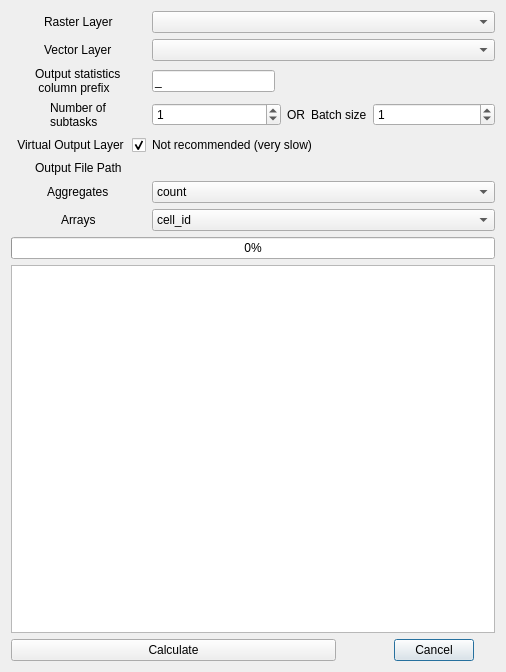
Before: the Qt Designer form zonal_exact_dialog_base.ui in JakubCha/exactextract_qgis, drawn with Qt 5.
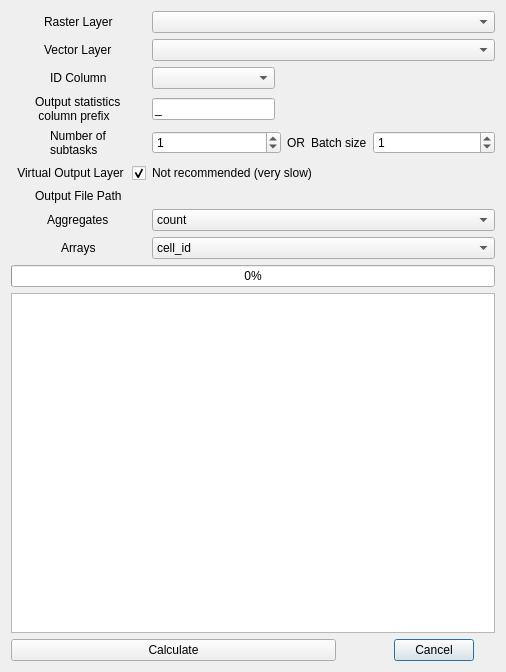
After: the same form once the commit is applied. Custom widgets are drawn as their Qt base class.

Commit message: removed ID generator. Unique ID field is now required a-priori

Diff of the .ui file:
```diff
--- a/zonal_exact_dialog_base.ui
+++ b/zonal_exact_dialog_base.ui
@@ -19,14 +19,101 @@
      <property name="sizeConstraint">
       <enum>QLayout::SetMaximumSize</enum>
      </property>
-     <item row="3" column="4" colspan="2" alignment="Qt::AlignHCenter">
-      <widget class="QLabel" name="label_8">
+     <item row="5" column="1" colspan="6">
+      <widget class="QLabel" name="label_7">
        <property name="text">
-        <string>Batch size</string>
+        <string>Not recommended (very slow)</string>
        </property>
       </widget>
      </item>
-     <item row="3" column="0" alignment="Qt::AlignHCenter">
+     <item row="8" column="1" colspan="6">
+      <widget class="QgsCheckableComboBox" name="mArraysComboBox">
+       <property name="toolTip">
+        <string>Select statistics that output multiple values (array)</string>
+       </property>
+       <item>
+        <property name="text">
+         <string>cell_id</string>
+        </property>
+       </item>
+       <item>
+        <property name="text">
+         <string>center_x</string>
+        </property>
+       </item>
+       <item>
+        <property name="text">
+         <string>center_y</string>
+        </property>
+       </item>
+       <item>
+        <property name="text">
+         <string>coverage</string>
+        </property>
+       </item>
+       <item>
+        <property name="text">
+         <string>values</string>
+        </property>
+       </item>
+       <item>
+        <property name="text">
+         <string>weights</string>
+        </property>
+       </item>
+      </widget>
+     </item>
+     <item row="6" column="0" alignment="Qt::AlignHCenter">
+      <widget class="QLabel" name="label_4">
+       <property name="text">
+        <string>Output File Path</string>
+       </property>
+      </widget>
+     </item>
+     <item row="5" column="0">
+      <widget class="QCheckBox" name="mVirtualCheckBox">
+       <property name="layoutDirection">
+        <enum>Qt::RightToLeft</enum>
+       </property>
+       <property name="text">
+        <string>Virtual Output Layer </string>
+       </property>
+       <property name="checked">
+        <bool>true</bool>
+       </property>
+       <property name="tristate">
+        <bool>false</bool>
+       </property>
+      </widget>
+     </item>
+     <item row="11" column="0" colspan="7">
+      <widget class="QPlainTextEdit" name="mPlainText">
+       <property name="readOnly">
+        <bool>true</bool>
+       </property>
+       <property name="plainText">
+        <string/>
+       </property>
+      </widget>
+     </item>
+     <item row="0" column="1" colspan="6">
+      <widget class="QgsMapLayerComboBox" name="mRasterLayerComboBox"/>
+     </item>
+     <item row="7" column="0" alignment="Qt::AlignHCenter">
+      <widget class="QLabel" name="label_5">
+       <property name="text">
+        <string>Aggregates</string>
+       </property>
+      </widget>
+     </item>
+     <item row="3" column="1">
+      <widget class="QLineEdit" name="mPrefixEdit">
+       <property name="text">
+        <string>_</string>
+       </property>
+      </widget>
+     </item>
+     <item row="4" column="0" alignment="Qt::AlignHCenter">
       <widget class="QLabel" name="label_3">
        <property name="text">
         <string>Number of 
@@ -34,7 +121,98 @@
        </property>
       </widget>
      </item>
+     <item row="1" column="0" alignment="Qt::AlignHCenter">
+      <widget class="QLabel" name="label_2">
+       <property name="text">
+        <string>Vector Layer</string>
+       </property>
+      </widget>
+     </item>
+     <item row="1" column="1" colspan="6">
+      <widget class="QgsMapLayerComboBox" name="mVectorLayerComboBox"/>
+     </item>
+     <item row="4" column="3">
+      <widget class="QLabel" name="label_9">
+       <property name="text">
+        <string>OR</string>
+       </property>
+      </widget>
+     </item>
+     <item row="3" column="0" alignment="Qt::AlignHCenter">
+      <widget class="QLabel" name="label_10">
+       <property name="text">
+        <string>Output statistics
+ column prefix</string>
+       </property>
+      </widget>
+     </item>
+     <item row="4" column="1" colspan="2">
+      <widget class="QSpinBox" name="mSpinBox">
+       <property name="value">
+        <number>1</number>
+       </property>
+      </widget>
+     </item>
+     <item row="4" column="6">
+      <widget class="QSpinBox" name="mSpinBox_2">
+       <property name="value">
+        <number>1</number>
+       </property>
+      </widget>
+     </item>
+     <item row="9" column="0" colspan="7" alignment="Qt::AlignVCenter">
+      <widget class="QProgressBar" name="mProgressBar">
+       <property name="value">
+        <number>0</number>
+       </property>
+       <property name="textVisible">
+        <bool>true</bool>
+       </property>
+      </widget>
+     </item>
+     <item row="13" column="0" colspan="5">
+      <widget class="QPushButton" name="mCalculateButton">
+       <property name="text">
+        <string>Calculate</string>
+       </property>
+       <property name="checkable">
+        <bool>false</bool>
+       </property>
+       <property name="checked">
+        <bool>false</bool>
+       </property>
+       <property name="autoDefault">
+        <bool>false</bool>
+       </property>
+      </widget>
+     </item>
+     <item row="4" column="4" colspan="2" alignment="Qt::AlignHCenter">
+      <widget class="QLabel" name="label_8">
+       <property name="text">
+        <string>Batch size</string>
+       </property>
+      </widget>
+     </item>
      <item row="6" column="1" colspan="6">
+      <widget class="QgsFileWidget" name="mQgsOutputFileWidget">
+       <property name="fileWidgetButtonVisible">
+        <bool>true</bool>
+       </property>
+       <property name="useLink">
+        <bool>false</bool>
+       </property>
+       <property name="fullUrl">
+        <bool>false</bool>
+       </property>
+       <property name="defaultRoot">
+        <string/>
+       </property>
+       <property name="storageMode">
+        <enum>QgsFileWidget::SaveFile</enum>
+       </property>
+      </widget>
+     </item>
+     <item row="7" column="1" colspan="6">
       <widget class="QgsCheckableComboBox" name="mAggregatesComboBox">
        <property name="acceptDrops">
         <bool>false</bool>
@@ -155,65 +333,7 @@
        </item>
       </widget>
      </item>
-     <item row="3" column="6">
-      <widget class="QSpinBox" name="mSpinBox_2">
-       <property name="value">
-        <number>1</number>
-       </property>
-      </widget>
-     </item>
-     <item row="3" column="1" colspan="2">
-      <widget class="QSpinBox" name="mSpinBox">
-       <property name="value">
-        <number>1</number>
-       </property>
-      </widget>
-     </item>
-     <item row="7" column="1" colspan="6">
-      <widget class="QgsCheckableComboBox" name="mArraysComboBox">
-       <property name="toolTip">
-        <string>Select statistics that output multiple values (array)</string>
-       </property>
-       <item>
-        <property name="text">
-         <string>cell_id</string>
-        </property>
-       </item>
-       <item>
-        <property name="text">
-         <string>center_x</string>
-        </property>
-       </item>
-       <item>
-        <property name="text">
-         <string>center_y</string>
-        </property>
-       </item>
-       <item>
-        <property name="text">
-         <string>coverage</string>
-        </property>
-       </item>
-       <item>
-        <property name="text">
-         <string>values</string>
-        </property>
-       </item>
-       <item>
-        <property name="text">
-         <string>weights</string>
-        </property>
-       </item>
-      </widget>
-     </item>
-     <item row="7" column="0" alignment="Qt::AlignHCenter">
-      <widget class="QLabel" name="label_6">
-       <property name="text">
-        <string>Arrays</string>
-       </property>
-      </widget>
-     </item>
-     <item row="12" column="6">
+     <item row="13" column="6">
       <widget class="QDialogButtonBox" name="mButtonBox">
        <property name="orientation">
         <enum>Qt::Horizontal</enum>
@@ -226,13 +346,10 @@
        </property>
       </widget>
      </item>
-     <item row="1" column="1" colspan="6">
-      <widget class="QgsMapLayerComboBox" name="mVectorLayerComboBox"/>
-     </item>
-     <item row="4" column="1" colspan="6">
-      <widget class="QLabel" name="label_7">
+     <item row="8" column="0" alignment="Qt::AlignHCenter">
+      <widget class="QLabel" name="label_6">
        <property name="text">
-        <string>Not recommended (very slow)</string>
+        <string>Arrays</string>
        </property>
       </widget>
      </item>
@@ -243,120 +360,13 @@
        </property>
       </widget>
      </item>
-     <item row="4" column="0">
-      <widget class="QCheckBox" name="mVirtualCheckBox">
-       <property name="layoutDirection">
-        <enum>Qt::RightToLeft</enum>
-       </property>
-       <property name="text">
-        <string>Virtual Output Layer </string>
-       </property>
-       <property name="checked">
-        <bool>true</bool>
-       </property>
-       <property name="tristate">
-        <bool>false</bool>
-       </property>
-      </widget>
-     </item>
-     <item row="5" column="0" alignment="Qt::AlignHCenter">
-      <widget class="QLabel" name="label_4">
-       <property name="text">
-        <string>Output File Path</string>
-       </property>
-      </widget>
-     </item>
-     <item row="5" column="1" colspan="6">
-      <widget class="QgsFileWidget" name="mQgsOutputFileWidget">
-       <property name="fileWidgetButtonVisible">
-        <bool>true</bool>
-       </property>
-       <property name="useLink">
-        <bool>false</bool>
-       </property>
-       <property name="fullUrl">
-        <bool>false</bool>
-       </property>
-       <property name="defaultRoot">
-        <string/>
-       </property>
-       <property name="storageMode">
-        <enum>QgsFileWidget::SaveFile</enum>
-       </property>
-      </widget>
-     </item>
-     <item row="1" column="0" alignment="Qt::AlignHCenter">
-      <widget class="QLabel" name="label_2">
-       <property name="text">
-        <string>Vector Layer</string>
-       </property>
-      </widget>
-     </item>
-     <item row="0" column="1" colspan="6">
-      <widget class="QgsMapLayerComboBox" name="mRasterLayerComboBox"/>
-     </item>
-     <item row="3" column="3">
-      <widget class="QLabel" name="label_9">
-       <property name="text">
-        <string>OR</string>
-       </property>
-      </widget>
-     </item>
-     <item row="8" column="0" colspan="7" alignment="Qt::AlignVCenter">
-      <widget class="QProgressBar" name="mProgressBar">
-       <property name="value">
-        <number>0</number>
-       </property>
-       <property name="textVisible">
-        <bool>true</bool>
-       </property>
-      </widget>
-     </item>
-     <item row="12" column="0" colspan="5">
-      <widget class="QPushButton" name="mCalculateButton">
-       <property name="text">
-        <string>Calculate</string>
-       </property>
-       <property name="checkable">
-        <bool>false</bool>
-       </property>
-       <property name="checked">
-        <bool>false</bool>
-       </property>
-       <property name="autoDefault">
-        <bool>false</bool>
-       </property>
-      </widget>
-     </item>
-     <item row="10" column="0" colspan="7">
-      <widget class="QPlainTextEdit" name="mPlainText">
-       <property name="readOnly">
-        <bool>true</bool>
-       </property>
-       <property name="plainText">
-        <string/>
-       </property>
-      </widget>
-     </item>
-     <item row="6" column="0" alignment="Qt::AlignHCenter">
-      <widget class="QLabel" name="label_5">
-       <property name="text">
-        <string>Aggregates</string>
-       </property>
-      </widget>
-     </item>
      <item row="2" column="1">
-      <widget class="QLineEdit" name="mPrefixEdit">
-       <property name="text">
-        <string>_</string>
-       </property>
-      </widget>
+      <widget class="QgsFieldComboBox" name="mFieldComboBox"/>
      </item>
      <item row="2" column="0" alignment="Qt::AlignHCenter">
-      <widget class="QLabel" name="label_10">
+      <widget class="QLabel" name="label_11">
        <property name="text">
-        <string>Output statistics
- column prefix</string>
+        <string>ID Column</string>
        </property>
       </widget>
      </item>
@@ -370,6 +380,11 @@
    <extends>QComboBox</extends>
    <header>qgscheckablecombobox.h</header>
   </customwidget>
+  <customwidget>
+   <class>QgsFieldComboBox</class>
+   <extends>QComboBox</extends>
+   <header>qgsfieldcombobox.h</header>
+  </customwidget>
   <customwidget>
    <class>QgsFileWidget</class>
    <extends>QWidget</extends>
```
The commit also changes 1 other file.
